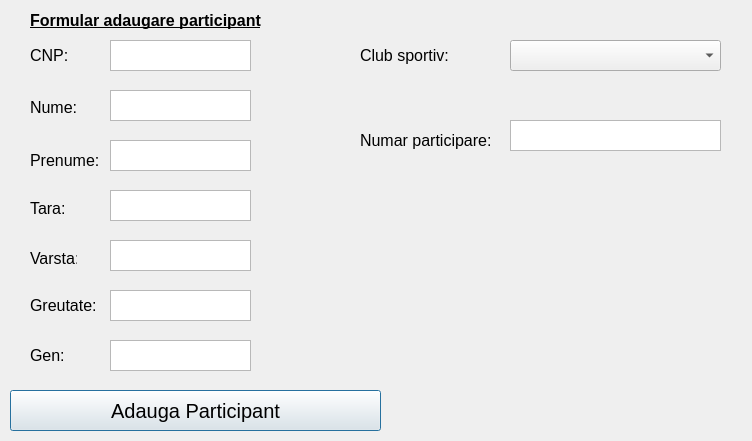
Nionutlucian/DatabaseProject-Sport-Competition, file Competitie_Sportiva/adaugare_participant.ui: the form before one commit.
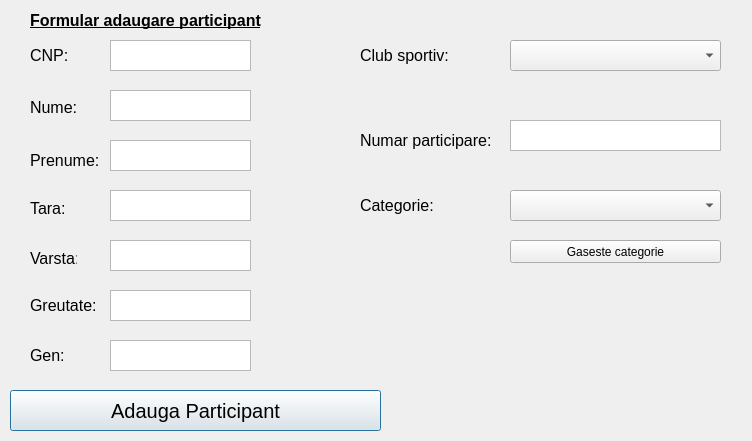
The form after the commit.

Commit message: Relatie participant categorie de lupta

Diff of the .ui file:
```diff
--- a/Competitie_Sportiva/adaugare_participant.ui
+++ b/Competitie_Sportiva/adaugare_participant.ui
@@ -317,6 +317,47 @@
     <string>Numar participare:</string>
    </property>
   </widget>
+  <widget class="QLabel" name="label_11">
+   <property name="geometry">
+    <rect>
+     <x>360</x>
+     <y>190</y>
+     <width>131</width>
+     <height>31</height>
+    </rect>
+   </property>
+   <property name="font">
+    <font>
+     <pointsize>12</pointsize>
+    </font>
+   </property>
+   <property name="text">
+    <string>Categorie:</string>
+   </property>
+  </widget>
+  <widget class="QPushButton" name="b_categorie">
+   <property name="geometry">
+    <rect>
+     <x>510</x>
+     <y>240</y>
+     <width>211</width>
+     <height>23</height>
+    </rect>
+   </property>
+   <property name="text">
+    <string>Gaseste categorie</string>
+   </property>
+  </widget>
+  <widget class="QComboBox" name="categorie">
+   <property name="geometry">
+    <rect>
+     <x>510</x>
+     <y>190</y>
+     <width>211</width>
+     <height>31</height>
+    </rect>
+   </property>
+  </widget>
  </widget>
  <resources/>
  <connections/>
```
The commit also changes 7 other files.
